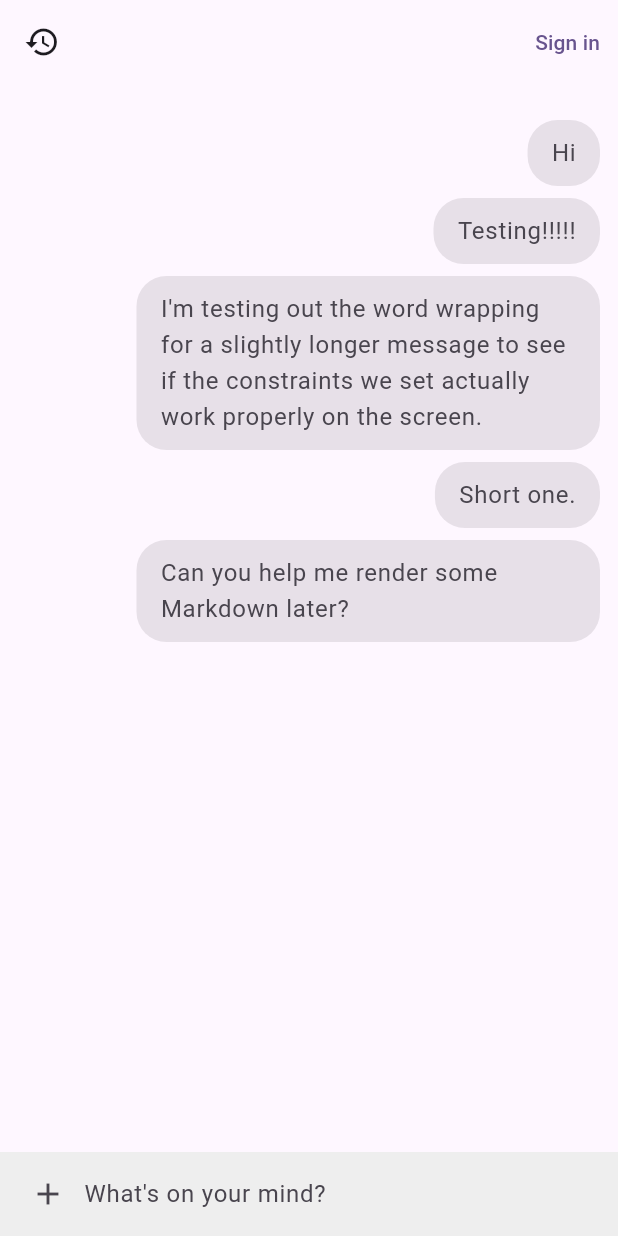
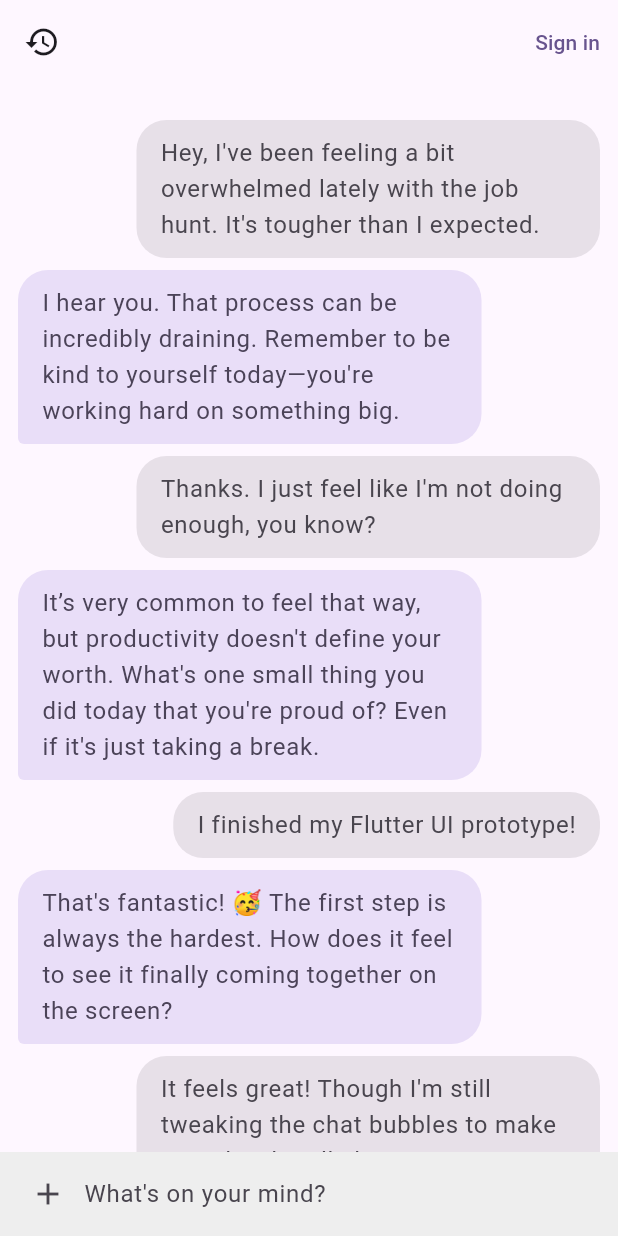
Before and after one commit to leonCTL12/AI-Companion-ChatApp, a Flutter app: the screen it shows after launch, on a phone screen of 412 x 824 dp. Run offline on Flutter 3.47's test engine with Material 3 defaults, Android fonts, the phone set to English and light mode, and no system bars; our stand-ins replace flutter_riverpod.

Commit message:
feat: AI chat message bubble UI

```diff
--- /dev/null
+++ b/lib/features/chat/presentations/widgets/ai_chat_message_bubble.dart
@@ -0,0 +1,38 @@
+import 'package:flutter/material.dart';
+
+class AiChatMessageBubble extends StatelessWidget {
+  final String message;
+
+  const AiChatMessageBubble({super.key, required this.message});
+
+  @override
+  Widget build(BuildContext context) {
+    final theme = Theme.of(context);
+    final colorScheme = theme.colorScheme;
+    return Align(
+      alignment: Alignment.centerLeft,
+      child: Container(
+        margin: const EdgeInsets.symmetric(horizontal: 12, vertical: 4),
+        padding: const EdgeInsets.symmetric(horizontal: 16, vertical: 10),
+        constraints: BoxConstraints(
+          maxWidth: MediaQuery.of(context).size.width * 0.75,
+        ),
+        decoration: BoxDecoration(
+          color: colorScheme.secondaryContainer,
+          borderRadius: const BorderRadius.only(
+            topLeft: Radius.circular(20),
+            topRight: Radius.circular(20),
+            bottomRight: Radius.circular(20),
+            bottomLeft: Radius.circular(4),
+          ),
+        ),
+        child: Text(
+          message,
+          style: theme.textTheme.bodyLarge?.copyWith(
+            color: colorScheme.onSecondaryContainer,
+          ),
+        ),
+      ),
+    );
+  }
+}
--- a/lib/features/chat/presentations/widgets/chat_area.dart
+++ b/lib/features/chat/presentations/widgets/chat_area.dart
@@ -1,4 +1,5 @@
 import 'package:flutter/cupertino.dart';
+import 'package:llm_chatbot/features/chat/presentations/widgets/ai_chat_message_bubble.dart';
 import 'package:llm_chatbot/features/chat/presentations/widgets/user_chat_message_bubble.dart';
 
 class ChatArea extends StatelessWidget {
@@ -11,15 +12,40 @@ class ChatArea extends StatelessWidget {
     return ListView(
       padding: const EdgeInsets.symmetric(vertical: 20),
       children: [
-        UserChatMessageBubble(message: "Hi"),
-        UserChatMessageBubble(message: "Testing!!!!!"),
+        // --- Day 1 Morning ---
         UserChatMessageBubble(
           message:
-              "I'm testing out the word wrapping for a slightly longer message to see if the constraints we set actually work properly on the screen.",
+              "Hey, I've been feeling a bit overwhelmed lately with the job hunt. It's tougher than I expected.",
         ),
-        UserChatMessageBubble(message: "Short one."),
+        AiChatMessageBubble(
+          message:
+              "I hear you. That process can be incredibly draining. Remember to be kind to yourself today—you're working hard on something big.",
+        ),
+
+        // --- Follow up ---
         UserChatMessageBubble(
-          message: "Can you help me render some Markdown later?",
+          message: "Thanks. I just feel like I'm not doing enough, you know?",
+        ),
+        AiChatMessageBubble(
+          message:
+              "It’s very common to feel that way, but productivity doesn't define your worth. What's one small thing you did today that you're proud of? Even if it's just taking a break.",
+        ),
+
+        // --- Testing long vs short bubbles ---
+        UserChatMessageBubble(message: "I finished my Flutter UI prototype!"),
+        AiChatMessageBubble(
+          message:
+              "That's fantastic! 🥳 The first step is always the hardest. How does it feel to see it finally coming together on the screen?",
+        ),
+
+        // --- Testing multi-line wrapping ---
+        UserChatMessageBubble(
+          message:
+              "It feels great! Though I'm still tweaking the chat bubbles to make sure they handle long sentences without breaking the layout or looking weirdly stretched out on wider screens.",
+        ),
+        AiChatMessageBubble(
+          message:
+              "Attention to detail like that is what makes an app feel polished. By the way, I'm right here whenever you need to vent or just share an update on your progress. You've got this!",
         ),
       ],
     );
```
